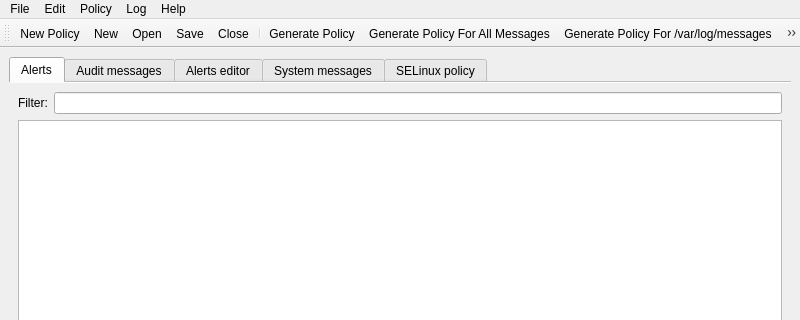
Before: the Qt Designer form UDDTray/src/mainwindow.ui in Hramchenko/userdatadefence, drawn with Qt 5; both pictures show x 0 to 800 and y 0 to 320 of the 800 by 600 pixel window.
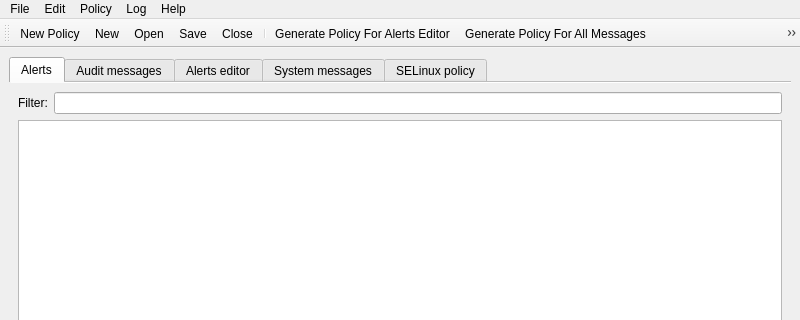
After: the same form once the commit is applied. Icons and pictures are not drawn. Custom widgets are drawn as their Qt base class.

Commit message: Problem with Policy makefile fixed

What changed in the file:
```diff
--- a/UDDTray/src/mainwindow.ui
+++ b/UDDTray/src/mainwindow.ui
@@ -245,7 +245,7 @@
      <normaloff>:/images/document-edit-decrypt.png</normaloff>:/images/document-edit-decrypt.png</iconset>
    </property>
    <property name="text">
-    <string>Generate Policy</string>
+    <string>Generate Policy For Alerts Editor</string>
    </property>
    <property name="toolTip">
     <string>Generate Policy</string>
```
Left out of the diff: 4 changed lines with no effect on the pictures. The commit also changes 21 other files.
